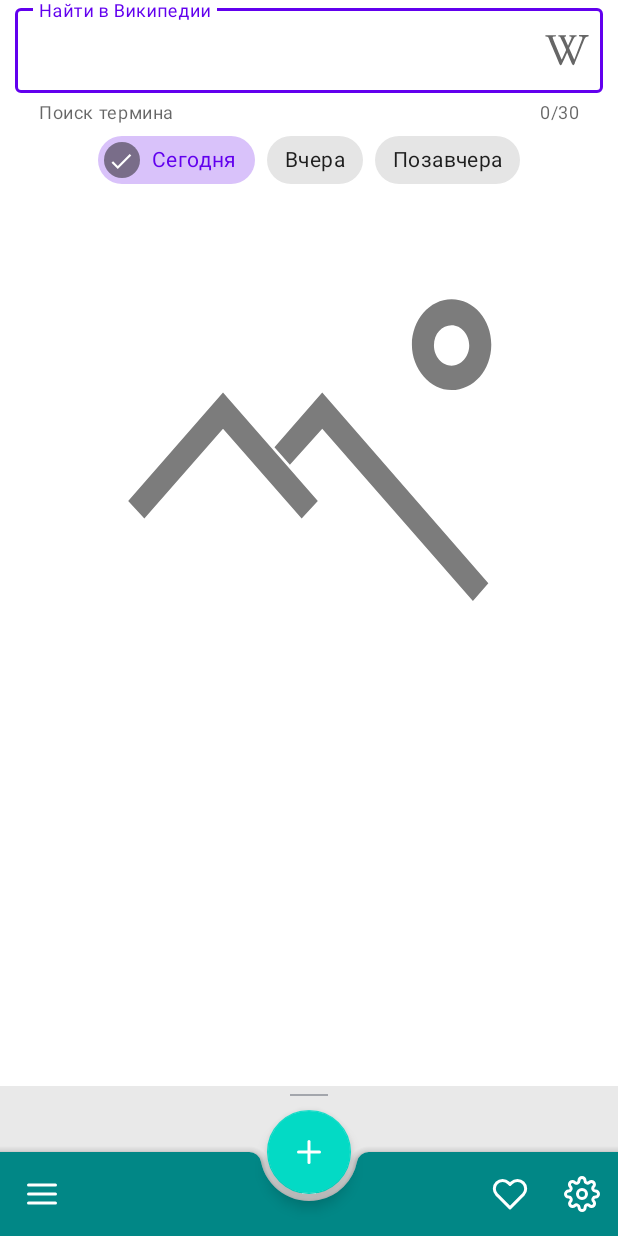
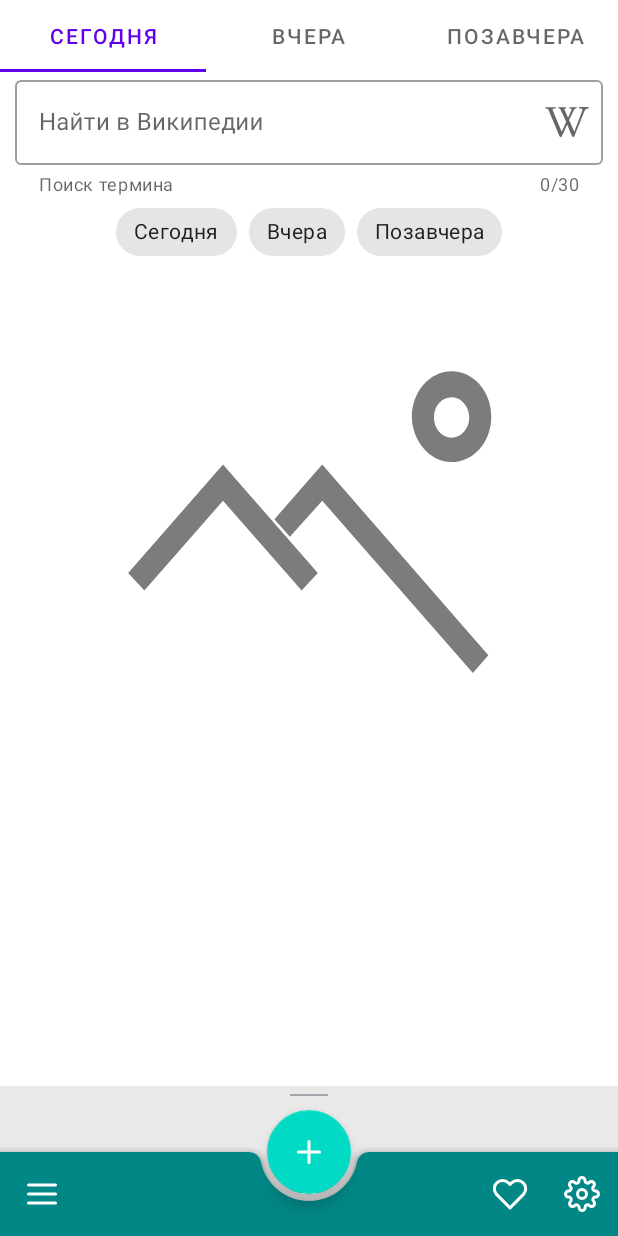
Before and after one commit to NDedov/PictureOfTheDay, an Android app: the screen it shows after launch (MainActivity), on a phone screen of 412 x 824 dp. Run offline under Robolectric (Android 15) with nearby library versions, the phone set to English and light mode, and no system bars; libraries missing offline, so code that uses them is left out: coil.decode; pictures from the network do not load; 1 statement that could not run was skipped.

Commit message:
Lesson3 ViewPager + TabLayout

```diff
--- a/app/src/main/java/com/example/pictureoftheday/MainActivity.kt
+++ b/app/src/main/java/com/example/pictureoftheday/MainActivity.kt
@@ -7,6 +7,7 @@
 import com.example.pictureoftheday.utils.SP_DB_THEME_TAG
 import com.example.pictureoftheday.view.OnChangeThemeListener
 import com.example.pictureoftheday.view.PictureOfTheDayFragment
+import com.example.pictureoftheday.view.PictureOfTheDayPagerFragment
 
 class MainActivity : AppCompatActivity(), OnChangeThemeListener {
 
@@ -15,7 +16,7 @@
         setContentView(R.layout.activity_main)
         if (savedInstanceState == null) {
             supportFragmentManager.beginTransaction()
-                .replace(R.id.container, PictureOfTheDayFragment.newInstance())
+                .replace(R.id.container, PictureOfTheDayPagerFragment())
                 .commitNow()
         }
         setThemeFromSP()
@@ -36,3 +37,9 @@
         recreate()
     }
 }
+
+sealed class Days{
+    object Today:Days()
+    object Yesterday:Days()
+    object TDBY: Days()
+}
--- a/app/src/main/java/com/example/pictureoftheday/utils/Constants.kt
+++ b/app/src/main/java/com/example/pictureoftheday/utils/Constants.kt
@@ -6,3 +6,8 @@
 
 const val SP_DB_THEME_TAG = "SP_DB_THEME_TAG"
 const val SP_DB_THEME = "SP_DB_THEME"
+
+/** Для определения пунктов в TabLayout **/
+const val TODAY = 0
+const val YESTERDAY = 1
+const val TDBY = 2
--- a/app/src/main/java/com/example/pictureoftheday/view/PictureOfTheDayFragment.kt
+++ b/app/src/main/java/com/example/pictureoftheday/view/PictureOfTheDayFragment.kt
@@ -6,7 +6,6 @@
 import android.os.Bundle
 import android.view.*
 import android.widget.ImageView
-import android.widget.TextView
 import androidx.constraintlayout.widget.ConstraintLayout
 import androidx.core.content.ContextCompat
 import androidx.fragment.app.Fragment
@@ -15,6 +14,7 @@
 import coil.decode.GifDecoder
 import coil.decode.ImageDecoderDecoder
 import coil.load
+import com.example.pictureoftheday.Days
 import com.example.pictureoftheday.MainActivity
 import com.example.pictureoftheday.R
 import com.example.pictureoftheday.databinding.FragmentPictureOfTheDayBinding
@@ -28,7 +28,7 @@
 import com.google.android.material.bottomsheet.BottomSheetBehavior
 import java.util.*
 
-class PictureOfTheDayFragment : Fragment() {
+class PictureOfTheDayFragment(val day:Days) : Fragment() {
 
     private var _binding: FragmentPictureOfTheDayBinding? = null
     private val binding: FragmentPictureOfTheDayBinding
@@ -39,7 +39,7 @@
     private lateinit var bottomSheetBehavior: BottomSheetBehavior<ConstraintLayout>
 
     companion object {
-        fun newInstance() = PictureOfTheDayFragment()
+        fun newInstance(day: Days) = PictureOfTheDayFragment(day)
         private var isMain = true
     }
 
@@ -57,25 +57,21 @@
 
     override fun onViewCreated(view: View, savedInstanceState: Bundle?) {
         super.onViewCreated(view, savedInstanceState)
-        viewModel.getLiveData().observe(viewLifecycleOwner) {renderData(it)}
-        viewModel.getData(GregorianCalendar().time)
-        chipInit()
+        viewModelInit()
         wikiFindInit()
         setBottomAppBar(view)
         setBottomSheetBehavior(view)
     }
 
-    private fun chipInit(){
-        binding.chipToday.isChecked = true
-        binding.chipGroup.setOnCheckedChangeListener { _, checkedId ->
-            val dayShift = when (checkedId){
-                binding.chipYesterday.id -> -1
-                binding.chipDayBeforeYesterday.id -> -2
-                else -> {0}
-            }
-            viewModel.getData(GregorianCalendar().apply {
-                add(Calendar.DATE,dayShift) }.time)
+    private fun viewModelInit(){
+        viewModel.getLiveData().observe(viewLifecycleOwner) {renderData(it)}
+        val dayShift = when (day){
+            Days.Today -> 0
+            Days.Yesterday -> -1
+            Days.TDBY -> -2
         }
+        viewModel.getData(GregorianCalendar().apply {
+            add(Calendar.DATE,dayShift) }.time)
     }
 
     private fun wikiFindInit(){
--- /dev/null
+++ b/app/src/main/java/com/example/pictureoftheday/view/PictureOfTheDayPagerFragment.kt
@@ -0,0 +1,62 @@
+package com.example.pictureoftheday.view
+
+import android.os.Bundle
+import android.view.LayoutInflater
+import android.view.View
+import android.view.ViewGroup
+import androidx.fragment.app.Fragment
+import com.example.pictureoftheday.R
+import com.example.pictureoftheday.databinding.FragmentPictureOfTheDayPagerBinding
+import com.example.pictureoftheday.utils.TDBY
+import com.example.pictureoftheday.utils.TODAY
+import com.example.pictureoftheday.utils.YESTERDAY
+import com.google.android.material.tabs.TabLayoutMediator
+
+
+class PictureOfTheDayPagerFragment : Fragment() {
+
+    private var _binding: FragmentPictureOfTheDayPagerBinding? = null
+    private val binding: FragmentPictureOfTheDayPagerBinding
+        get() {
+            return _binding!!
+        }
+
+    override fun onCreateView(
+        inflater: LayoutInflater, container: ViewGroup?,
+        savedInstanceState: Bundle?
+    ): View {
+        _binding = FragmentPictureOfTheDayPagerBinding.inflate(inflater)
+        return binding.root
+    }
+
+    override fun onViewCreated(view: View, savedInstanceState: Bundle?) {
+        super.onViewCreated(view, savedInstanceState)
+        binding.viewPager.adapter = ViewPagerAdapter(this)
+        setTabs()
+    }
+
+    private fun setTabs() {
+        TabLayoutMediator(binding.tabLayout, binding.viewPager) { tab, position ->
+            tab.text = when (position) {
+                TODAY -> {
+                    getString(R.string.today_tab_text)
+                }
+                YESTERDAY -> {
+                    getString(R.string.yesterday_tab_text)
+                }
+                TDBY -> {
+                    getString(R.string.tdby_tab_text)
+                }
+                else -> {
+                    getString(R.string.today_tab_text)
+                }
+            }
+        }.attach()
+    }
+
+    override fun onDestroy() {
+        super.onDestroy()
+        _binding = null
+    }
+
+}
--- /dev/null
+++ b/app/src/main/java/com/example/pictureoftheday/view/ViewPagerAdapter.kt
@@ -0,0 +1,21 @@
+package com.example.pictureoftheday.view
+
+import androidx.fragment.app.Fragment
+import androidx.viewpager2.adapter.FragmentStateAdapter
+import com.example.pictureoftheday.Days
+
+class ViewPagerAdapter(fr: Fragment) :
+    FragmentStateAdapter(fr) {
+
+    private val fragments = arrayOf(
+        PictureOfTheDayFragment.newInstance(Days.Today),
+        PictureOfTheDayFragment.newInstance(Days.Yesterday),
+        PictureOfTheDayFragment.newInstance(Days.TDBY))
+
+    override fun createFragment(position: Int): Fragment {
+        return fragments[position]
+    }
+    override fun getItemCount(): Int {
+        return fragments.size
+    }
+}
--- /dev/null
+++ b/app/src/main/res/layout/fragment_picture_of_the_day_pager.xml
@@ -0,0 +1,26 @@
+<?xml version="1.0" encoding="utf-8"?>
+<androidx.constraintlayout.widget.ConstraintLayout
+    xmlns:android="http://schemas.android.com/apk/res/android"
+    xmlns:app="http://schemas.android.com/apk/res-auto"
+    android:layout_width="match_parent"
+    android:layout_height="match_parent"
+    >
+    <com.google.android.material.tabs.TabLayout
+        android:id="@+id/tab_layout"
+        android:layout_width="match_parent"
+        android:layout_height="wrap_content"
+        app:layout_constraintEnd_toEndOf="parent"
+        app:layout_constraintStart_toStartOf="parent"
+        app:layout_constraintTop_toTopOf="parent"
+        app:tabGravity="fill"
+        />
+    <androidx.viewpager2.widget.ViewPager2
+        android:id="@+id/view_pager"
+        android:layout_width="match_parent"
+        android:layout_height="0dp"
+        app:layout_constraintBottom_toBottomOf="parent"
+        app:layout_constraintEnd_toEndOf="parent"
+        app:layout_constraintStart_toStartOf="parent"
+        app:layout_constraintTop_toBottomOf="@+id/tab_layout"
+        />
+</androidx.constraintlayout.widget.ConstraintLayout>
--- a/app/src/main/res/values/strings.xml
+++ b/app/src/main/res/values/strings.xml
@@ -15,4 +15,7 @@
     <string name="mars_text_chip_theme_settings">Mars Theme</string>
     <string name="venus_text_chip_theme_settings">Venus Theme</string>
     <string name="night_mode_text">Night mode</string>
+    <string name="today_tab_text">Сегодня</string>
+    <string name="yesterday_tab_text">Вчера</string>
+    <string name="tdby_tab_text">Позавчера</string>
 </resources>
```
